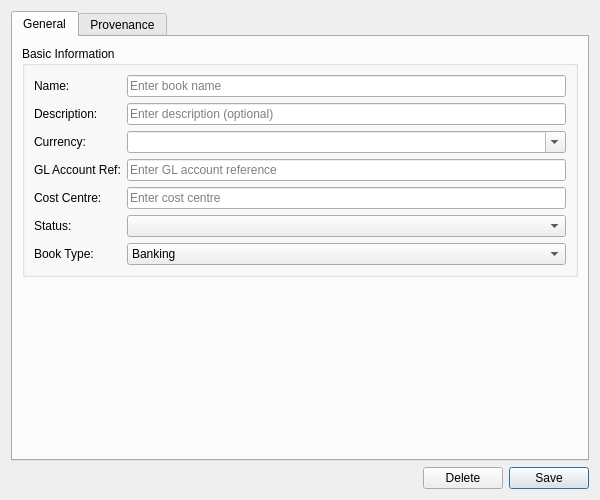
Before: the Qt Designer form projects/ores.qt/ui/BookDetailDialog.ui in OreStudio/OreStudio, drawn with Qt 5.
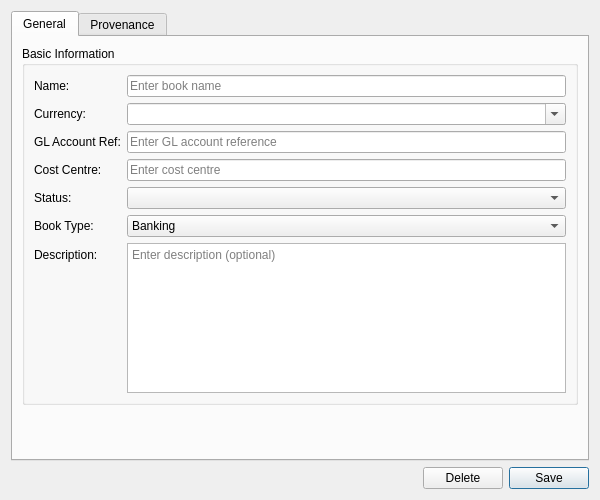
After: the same form once the commit is applied. Custom widgets are drawn as their Qt base class.

```diff
--- a/projects/ores.qt/ui/BookDetailDialog.ui
+++ b/projects/ores.qt/ui/BookDetailDialog.ui
@@ -53,79 +53,65 @@
            </widget>
           </item>
           <item row="1" column="0">
-           <widget class="QLabel" name="label_descriptionEdit">
-            <property name="text">
-             <string>Description:</string>
-            </property>
-           </widget>
-          </item>
-          <item row="1" column="1">
-           <widget class="QLineEdit" name="descriptionEdit">
-            <property name="placeholderText">
-             <string>Enter description (optional)</string>
-            </property>
-           </widget>
-          </item>
-          <item row="2" column="0">
            <widget class="QLabel" name="label_ledgerCcyCombo">
             <property name="text">
              <string>Currency:</string>
             </property>
            </widget>
           </item>
-          <item row="2" column="1">
+          <item row="1" column="1">
            <widget class="QComboBox" name="ledgerCcyCombo">
             <property name="editable">
              <bool>true</bool>
             </property>
            </widget>
           </item>
-          <item row="3" column="0">
+          <item row="2" column="0">
            <widget class="QLabel" name="label_glAccountRefEdit">
             <property name="text">
              <string>GL Account Ref:</string>
             </property>
            </widget>
           </item>
-          <item row="3" column="1">
+          <item row="2" column="1">
            <widget class="QLineEdit" name="glAccountRefEdit">
             <property name="placeholderText">
              <string>Enter GL account reference</string>
             </property>
            </widget>
           </item>
-          <item row="4" column="0">
+          <item row="3" column="0">
            <widget class="QLabel" name="label_costCentreEdit">
             <property name="text">
              <string>Cost Centre:</string>
             </property>
            </widget>
           </item>
-          <item row="4" column="1">
+          <item row="3" column="1">
            <widget class="QLineEdit" name="costCenterEdit">
             <property name="placeholderText">
              <string>Enter cost centre</string>
             </property>
            </widget>
           </item>
-          <item row="5" column="0">
+          <item row="4" column="0">
            <widget class="QLabel" name="label_bookStatusCombo">
             <property name="text">
              <string>Status:</string>
             </property>
            </widget>
           </item>
-          <item row="5" column="1">
+          <item row="4" column="1">
            <widget class="QComboBox" name="bookStatusCombo"/>
           </item>
-          <item row="6" column="0">
+          <item row="5" column="0">
            <widget class="QLabel" name="label_bookTypeCombo">
             <property name="text">
              <string>Book Type:</string>
             </property>
            </widget>
           </item>
-          <item row="6" column="1">
+          <item row="5" column="1">
            <widget class="QComboBox" name="bookTypeCombo">
             <item>
              <property name="text">
@@ -139,6 +125,32 @@
             </item>
            </widget>
           </item>
+          <item row="6" column="0">
+           <widget class="QLabel" name="label_descriptionEdit">
+            <property name="text">
+             <string>Description:</string>
+            </property>
+           </widget>
+          </item>
+          <item row="6" column="1">
+           <widget class="QPlainTextEdit" name="descriptionEdit">
+            <property name="minimumSize">
+             <size>
+              <width>0</width>
+              <height>80</height>
+             </size>
+            </property>
+            <property name="maximumSize">
+             <size>
+              <width>16777215</width>
+              <height>150</height>
+             </size>
+            </property>
+            <property name="placeholderText">
+             <string>Enter description (optional)</string>
+            </property>
+           </widget>
+          </item>
          </layout>
         </widget>
        </item>
```
